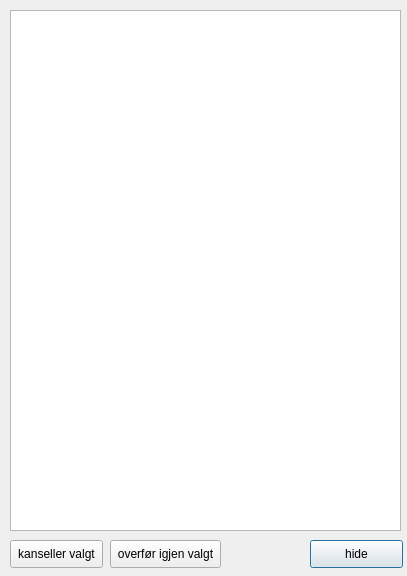
The window that nvdb_endringsset_status_window.ui (JACCCostring/NVDBPlugin) describes before a commit, drawn with Qt 5.
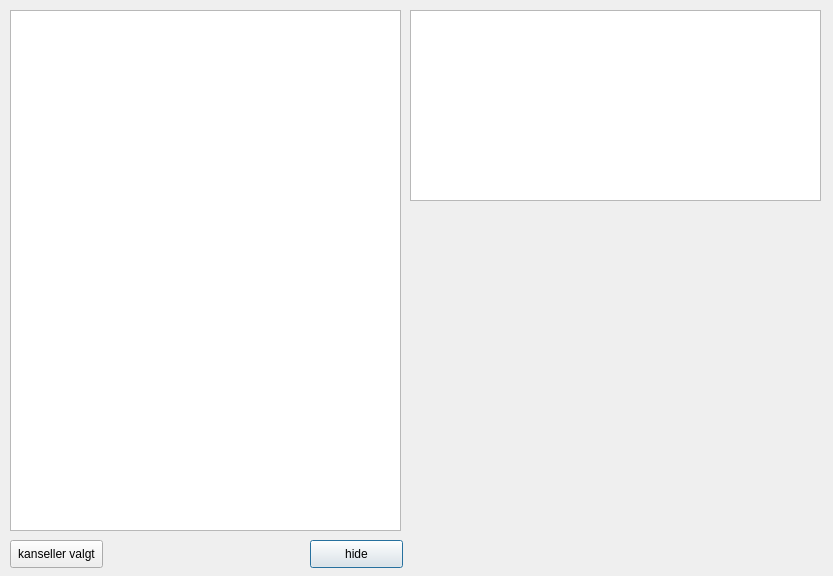
The same window after the commit.

Commit message: UI changes: more_window;nvdb_endring...ui

The edit to the form file:
```diff
--- a/nvdb_endringsset_status_window.ui
+++ b/nvdb_endringsset_status_window.ui
@@ -6,7 +6,7 @@
    <rect>
     <x>0</x>
     <y>0</y>
-    <width>407</width>
+    <width>833</width>
     <height>576</height>
    </rect>
   </property>
@@ -49,18 +49,15 @@
     <string>kanseller valgt</string>
    </property>
   </widget>
-  <widget class="QPushButton" name="resendBtn">
+  <widget class="QTextEdit" name="statusText">
    <property name="geometry">
     <rect>
-     <x>110</x>
-     <y>540</y>
-     <width>111</width>
-     <height>28</height>
+     <x>410</x>
+     <y>10</y>
+     <width>411</width>
+     <height>191</height>
     </rect>
    </property>
-   <property name="text">
-    <string>overfør igjen valgt</string>
-   </property>
   </widget>
  </widget>
  <resources/>
```
The commit also changes 1 other file.
